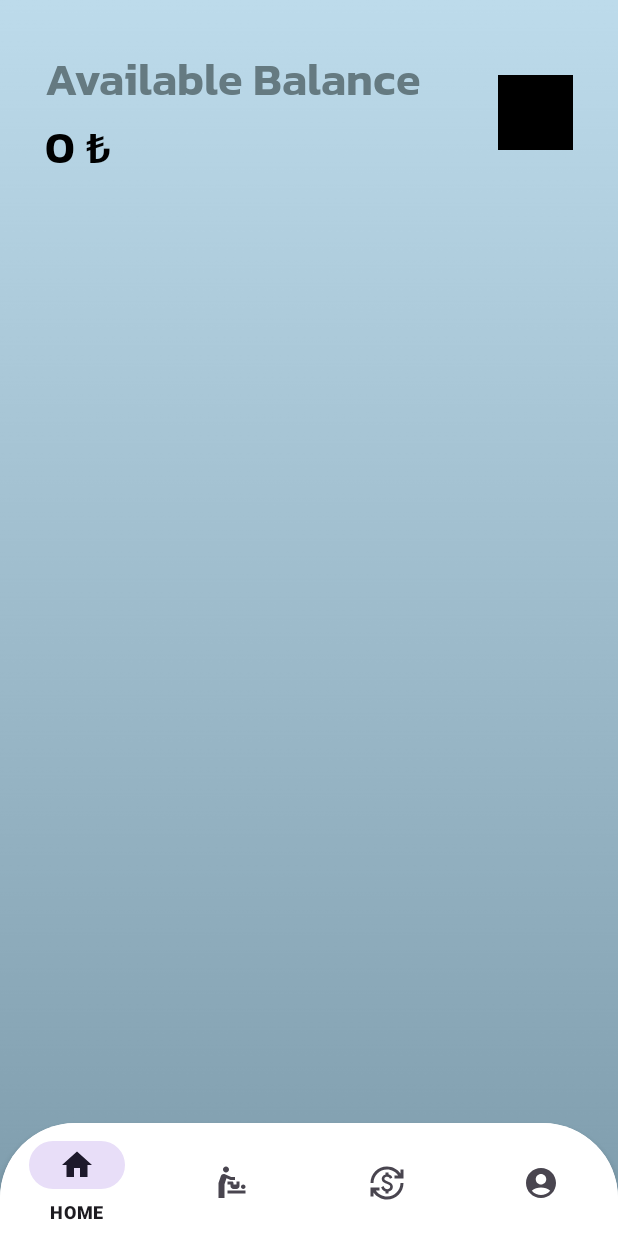
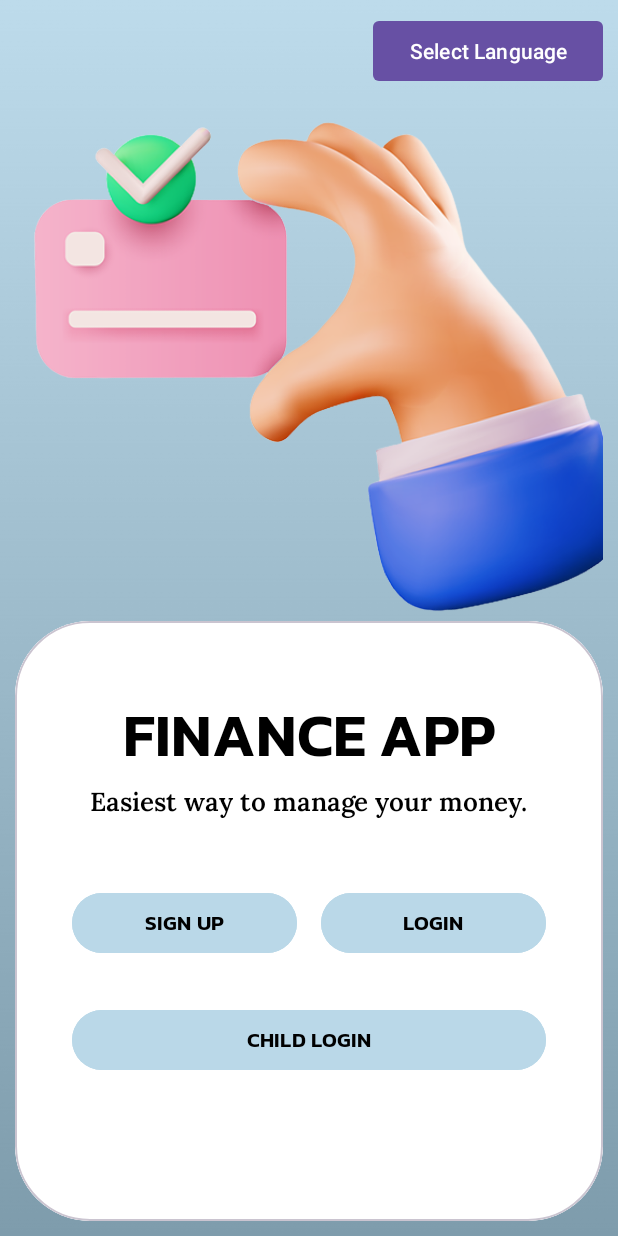
Before and after one commit to nasiroglusude/finance_app, an Android app: the screen it shows after launch (MenuActivity before the commit, IntroActivity after it), on a phone screen of 412 x 824 dp. Run offline under Robolectric (Android 15) with nearby library versions, the phone set to English and light mode, and no system bars; our stand-ins replace Firebase (no records; nobody signed in at launch, a user with empty details on screens opened directly).

```diff
--- a/app/src/main/java/com/example/financeapp/activity/enterance/IntroActivity.kt
+++ b/app/src/main/java/com/example/financeapp/activity/enterance/IntroActivity.kt
@@ -2,32 +2,101 @@
 
 import android.content.Intent
 import android.os.Bundle
-import android.view.View
 import androidx.appcompat.app.AppCompatActivity
+import androidx.appcompat.widget.PopupMenu
 import com.example.financeapp.R
+import com.example.financeapp.databinding.ActivityIntroBinding
+import com.google.android.material.button.MaterialButton
 import com.google.firebase.database.FirebaseDatabase
+import java.util.Locale
 
 class IntroActivity : AppCompatActivity() {
+    private lateinit var binding: ActivityIntroBinding
+
     override fun onCreate(savedInstanceState: Bundle?) {
         super.onCreate(savedInstanceState)
-        setContentView(R.layout.activity_intro)
+        binding = ActivityIntroBinding.inflate(layoutInflater)
+        setContentView(binding.root)
 
         FirebaseDatabase.getInstance("https://finansuygulama-c3e68-default-rtdb.europe-west1.firebasedatabase.app")
+        clickListeners()
+        setupLanguageSelectionMenu()
+
     }
 
-    fun loginPage(view: View) {
+    fun loginPage() {
         val intent = Intent(this, LoginActivity::class.java)
         startActivity(intent)
     }
 
-    fun signupPage(view: View) {
+    fun signupPage() {
         val intent = Intent(this, RegisterActivity::class.java)
         startActivity(intent)
     }
 
-    fun childLoginPage(view: View) {
+    fun childLoginPage() {
         val intent = Intent(this, ChildLoginActivity::class.java)
         startActivity(intent)
     }
 
+
+    private fun clickListeners() {
+        binding.btnSignup.setOnClickListener{
+            signupPage()
+        }
+        binding.btnLogin.setOnClickListener{
+            loginPage()
+        }
+        binding.btnChildrenLogin.setOnClickListener{
+            childLoginPage()
+        }
+    }
+
+    private fun setupLanguageSelectionMenu() {
+        val languageButton: MaterialButton = findViewById(R.id.language_button)
+
+        // Set up the menu
+        languageButton.setOnClickListener { view ->
+            PopupMenu(this@IntroActivity, view).apply {
+                // Inflate your menu resource here
+                menuInflater.inflate(R.menu.language_menu, menu)
+
+                // Set a click listener for menu items
+                setOnMenuItemClickListener { menuItem ->
+                    // Handle menu item clicks here
+                    when (menuItem.itemId) {
+                        R.id.action_language_en -> {
+                            // Handle English language selection
+                            updateAppLanguage("en")
+                            true
+                        }
+                        R.id.action_language_tr -> {
+                            // Handle Turkish language selection
+                            updateAppLanguage("tr")
+                            true
+                        }
+                        // Add more menu items as needed
+                        else -> false
+                    }
+                }
+            }.show()
+        }
+    }
+
+
+
+    private fun updateAppLanguage(languageCode: String) {
+        val locale = Locale(languageCode)
+        Locale.setDefault(locale)
+
+        val configuration = resources.configuration
+        configuration.setLocale(locale)
+
+        val displayMetrics = resources.displayMetrics
+        baseContext.resources.updateConfiguration(configuration, displayMetrics)
+
+        // You may need to recreate the activity for the changes to take effect
+        recreate()
+    }
+
 }
--- a/app/src/main/res/layout/activity_intro.xml
+++ b/app/src/main/res/layout/activity_intro.xml
@@ -1,32 +1,46 @@
 <?xml version="1.0" encoding="utf-8"?>
-<LinearLayout xmlns:android="http://schemas.android.com/apk/res/android"
+<RelativeLayout xmlns:android="http://schemas.android.com/apk/res/android"
     xmlns:app="http://schemas.android.com/apk/res-auto"
     android:layout_width="match_parent"
     android:layout_height="match_parent"
     android:background="@drawable/background"
     android:gravity="center"
-    android:orientation="vertical">
+    android:orientation="vertical"
+    android:padding="10dp">
+
+    <com.google.android.material.button.MaterialButton
+        android:id="@+id/language_button"
+        android:layout_width="wrap_content"
+        android:layout_height="wrap_content"
+        android:text="@string/select_language"
+        android:layout_gravity="center_horizontal"
+        android:layout_alignParentTop="true"
+        android:layout_alignParentEnd="true"
+        android:textColor="@android:color/white"
+        app:iconGravity="end"
+        android:layout_marginBottom="10dp"
+        app:iconTint="@android:color/white"
+        app:cornerRadius="4dp"/>
+
 
     <ImageView
-        android:layout_width="400dp"
-        android:layout_height="400dp"
-        android:layout_gravity="top"
+        android:layout_width="wrap_content"
+        android:layout_height="350dp"
+        android:layout_below="@+id/language_button"
         android:layout_marginStart="10dp"
-        android:layout_marginTop="200dp"
-
         android:src="@drawable/intro_image" />
-
 
     <com.google.android.material.card.MaterialCardView
         android:layout_width="match_parent"
-        android:layout_height="450dp"
+        android:layout_height="wrap_content"
         android:layout_gravity="center"
+        android:layout_alignParentBottom="true"
         android:padding="15dp"
         app:cardCornerRadius="50dp">
 
         <LinearLayout
             android:layout_width="match_parent"
-            android:layout_height="match_parent"
+            android:layout_height="400dp"
             android:background="#FFFFFF"
             android:gravity="center"
             android:orientation="vertical"
@@ -36,7 +50,6 @@
                 android:layout_width="match_parent"
                 android:layout_height="wrap_content"
                 android:layout_gravity="center"
-                android:layout_marginTop="-100dp"
                 android:orientation="vertical">
 
                 <!-- "Welcome back" text -->
@@ -46,9 +59,7 @@
                     android:layout_width="wrap_content"
                     android:layout_height="wrap_content"
                     android:layout_gravity="center"
-
                     android:fontFamily="@font/kanit"
-                    android:paddingLeft="15dp"
                     android:text="@string/finance_app"
                     android:textColor="@color/black"
                     android:textSize="40sp"
@@ -59,7 +70,6 @@
                     android:layout_height="wrap_content"
                     android:layout_gravity="center"
                     android:fontFamily="@font/lora"
-                    android:paddingLeft="15dp"
                     android:paddingBottom="15dp"
                     android:text="@string/finance_text"
                     android:textColor="@color/black"
@@ -127,4 +137,4 @@
 
     </com.google.android.material.card.MaterialCardView>
 
-</LinearLayout>
+</RelativeLayout>
--- /dev/null
+++ b/app/src/main/res/menu/language_menu.xml
@@ -0,0 +1,9 @@
+<?xml version="1.0" encoding="utf-8"?>
+<menu xmlns:android="http://schemas.android.com/apk/res/android">
+    <item
+        android:id="@+id/action_language_en"
+        android:title="English" />
+    <item
+        android:id="@+id/action_language_tr"
+        android:title="Türkçe" />
+</menu>
--- a/app/src/main/res/values/strings.xml
+++ b/app/src/main/res/values/strings.xml
@@ -27,4 +27,5 @@
     <string name="parent_email">Parent E-mail</string>
     <string name="delete">Delete</string>
     <string name="available_balance">Available Balance</string>
+    <string name="select_language">Select Language</string>
 </resources>
```
Also changed, not shown: app/src/main/AndroidManifest.xml (+6 -10 lines), app/src/main/java/com/example/financeapp/activity/menu/ControlledChildActivity.kt (+6 -5 lines), app/src/main/java/com/example/financeapp/activity/menu/navigation/KidsFragment.kt (+26 -24 lines), app/src/main/java/com/example/financeapp/adapter/KidsAdapter.kt (+8 -3 lines), 1 other file.
